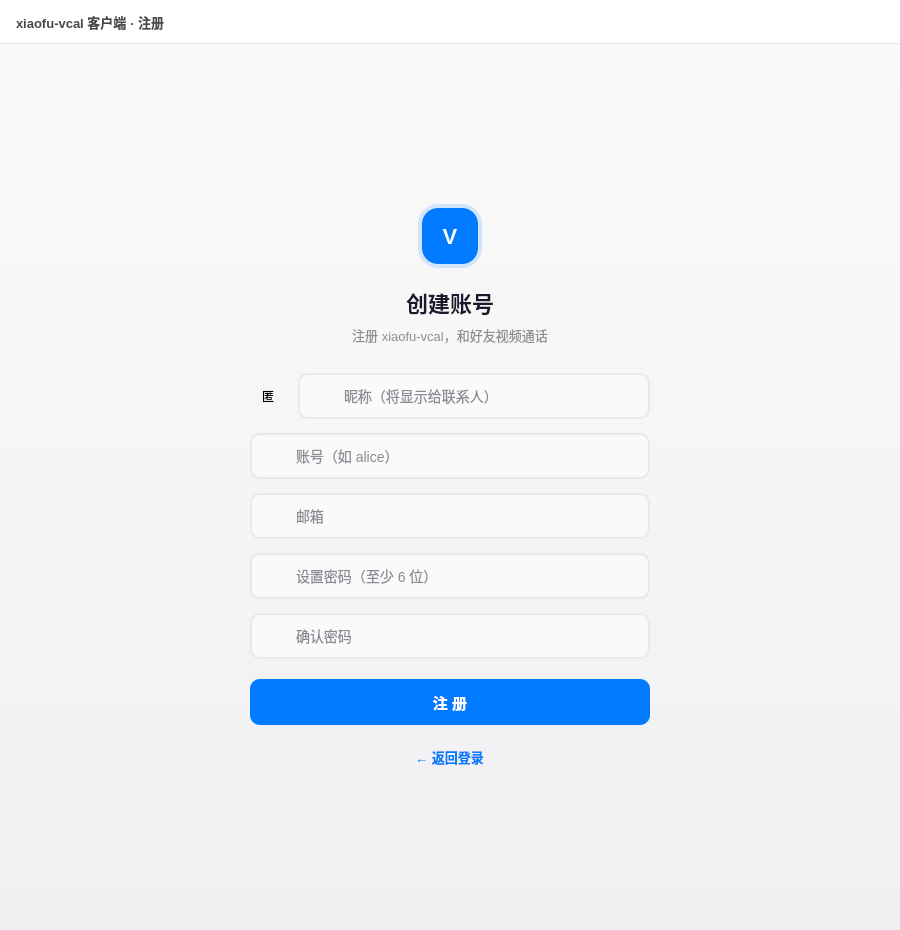
Old version of the form client/ui/RegisterWidget.ui in the repository 675-debug/xiaofu-vcall.
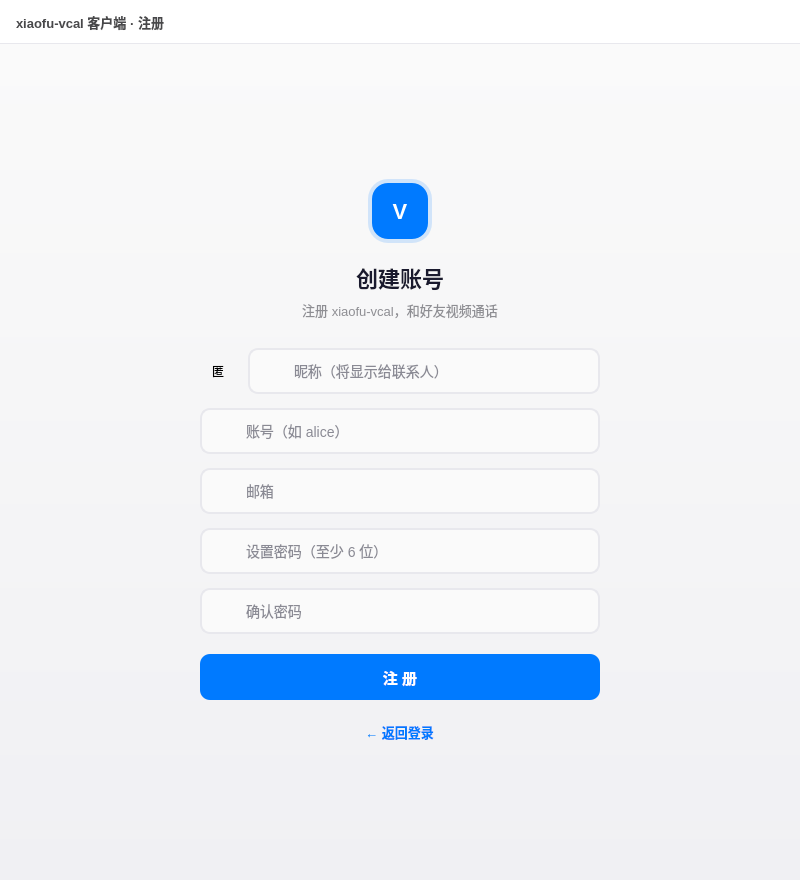
New version of the form. Icons and pictures are not drawn.

```diff
--- a/client/ui/RegisterWidget.ui
+++ b/client/ui/RegisterWidget.ui
@@ -6,14 +6,14 @@
    <rect>
     <x>0</x>
     <y>0</y>
-    <width>900</width>
-    <height>930</height>
+    <width>800</width>
+    <height>880</height>
    </rect>
   </property>
   <property name="minimumSize">
    <size>
-   <width>800</width>
-   <height>600</height>
+   <width>400</width>
+   <height>510</height>
    </size>
   </property>
   <property name="maximumSize">
```
